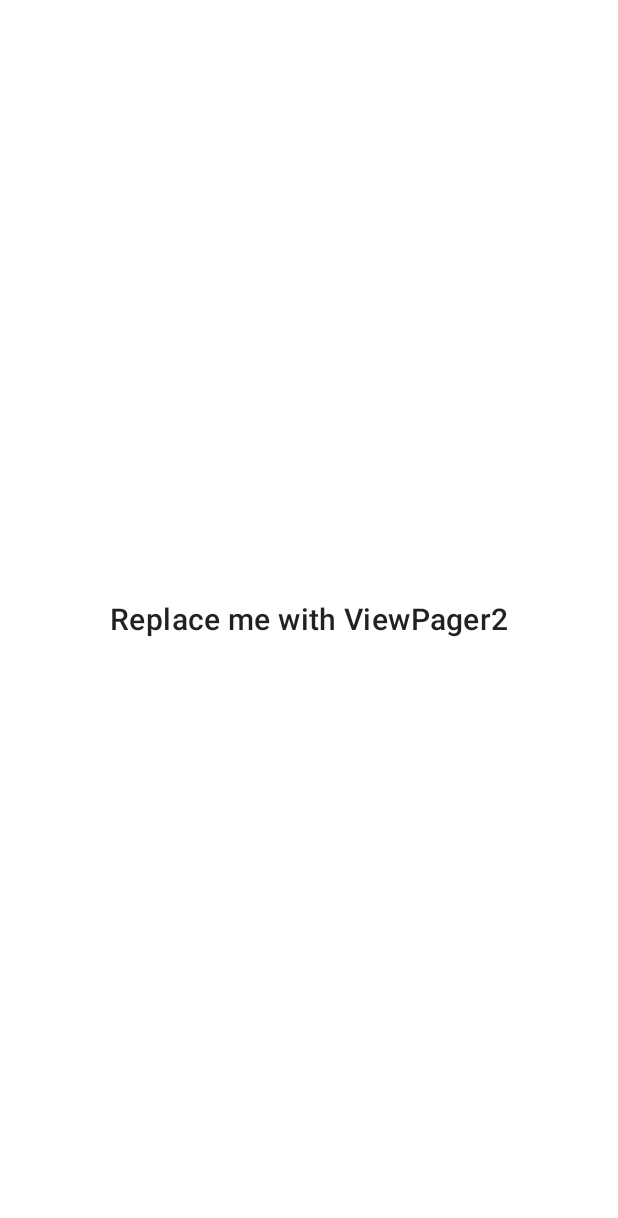
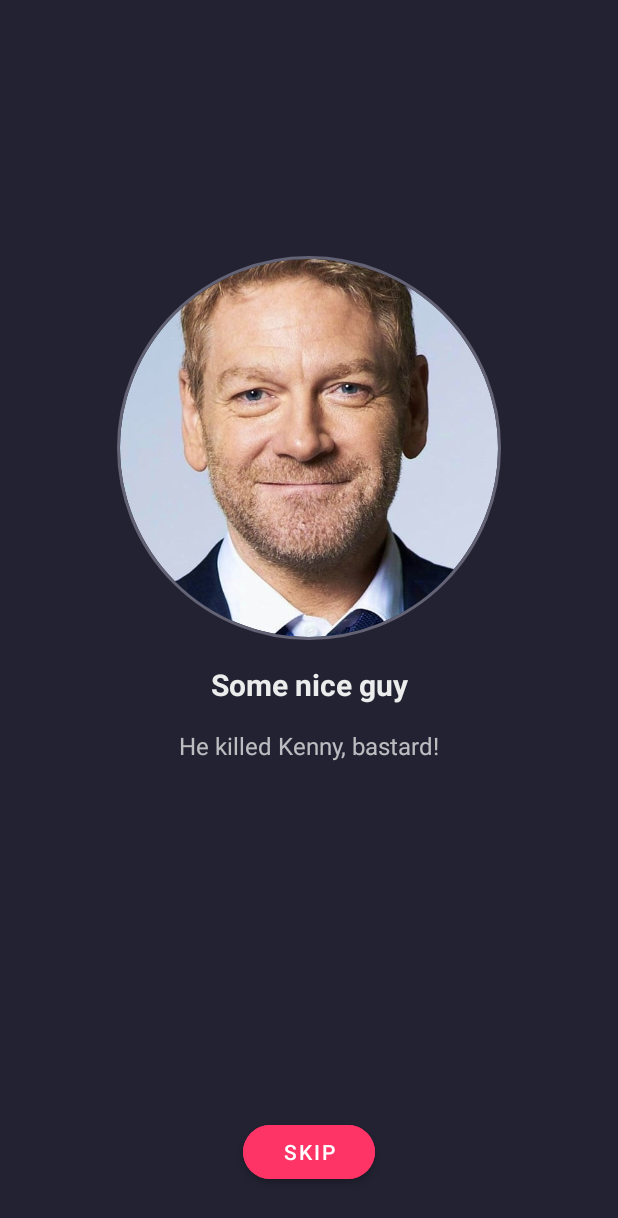
Before and after one commit to Zelyder/test47_viewpager2, an Android app: the screen it shows after launch (MainActivity), on a phone screen of 412 x 824 dp. Shown: the top 1218 px of the screen. Run offline under Robolectric (Android 15) with nearby library versions, the phone set to English and light mode, and no system bars; our stand-ins replace CircleImageView.

Commit message:
ViewPager2 with StateFragmentAdapter added.

```diff
--- a/app/src/main/java/ru/webanimal/test47_viewpager2/MainActivity.kt
+++ b/app/src/main/java/ru/webanimal/test47_viewpager2/MainActivity.kt
@@ -10,7 +10,7 @@ class MainActivity : AppCompatActivity() {
 
 		if (savedInstanceState == null) {
 			supportFragmentManager.beginTransaction()
-				.replace(R.id.container, PagerHostFragment.create())
+				.replace(R.id.container, OnboardingHostFragment.create())
 				.addToBackStack(null)
 				.commit()
 		}
--- /dev/null
+++ b/app/src/main/java/ru/webanimal/test47_viewpager2/OnboardingAdapter.kt
@@ -0,0 +1,18 @@
+package ru.webanimal.test47_viewpager2
+
+import androidx.fragment.app.Fragment
+import androidx.viewpager2.adapter.FragmentStateAdapter
+
+class OnboardingAdapter(
+		hostFragment: Fragment,
+		private val pages: List<Page>
+) : FragmentStateAdapter(hostFragment) {
+
+	override fun getItemCount(): Int = pages.size
+
+	override fun createFragment(position: Int): Fragment = OnboardingPageFragment.create(
+			avatarResId = pages[position].avatarResId,
+			title = pages[position].title,
+			subtitle = pages[position].subtitle
+	)
+}
--- /dev/null
+++ b/app/src/main/java/ru/webanimal/test47_viewpager2/OnboardingHostFragment.kt
@@ -0,0 +1,51 @@
+package ru.webanimal.test47_viewpager2
+
+import android.os.Bundle
+import android.view.LayoutInflater
+import android.view.View
+import android.view.ViewGroup
+import androidx.fragment.app.Fragment
+import androidx.recyclerview.widget.RecyclerView
+import androidx.viewpager2.adapter.FragmentStateAdapter
+import androidx.viewpager2.widget.ViewPager2
+
+class OnboardingHostFragment : Fragment() {
+
+    private var pager: ViewPager2? = null
+
+    override fun onCreateView(
+        inflater: LayoutInflater,
+        container: ViewGroup?,
+        savedInstanceState: Bundle?
+    ): View? {
+
+        return inflater.inflate(R.layout.viewpager_host_fragment, container, false)
+    }
+
+    override fun onViewCreated(view: View, savedInstanceState: Bundle?) {
+        super.onViewCreated(view, savedInstanceState)
+
+        pager = view.findViewById(R.id.pager)
+        pager?.adapter = OnboardingAdapter(this, preparePages())
+    }
+
+    private fun preparePages(): List<Page> {
+        val avatars = arrayOf(
+                R.drawable.img_portrait_page_01,
+                R.drawable.img_portrait_page_02,
+                R.drawable.img_portrait_page_03,
+        )
+        val titles = resources.getStringArray(R.array.onboarding_page_titles)
+        val subtitles = resources.getStringArray(R.array.onboarding_page_subtitles)
+
+        var pages: MutableList<Page> = mutableListOf()
+        for (i in avatars.indices) {
+            pages.add(Page(avatars[i], titles[i], subtitles[i]))
+        }
+        return pages
+    }
+
+    companion object {
+        fun create(): OnboardingHostFragment = OnboardingHostFragment()
+    }
+}
--- a/app/src/main/java/ru/webanimal/test47_viewpager2/OnboardingPageFragment.kt
+++ b/app/src/main/java/ru/webanimal/test47_viewpager2/OnboardingPageFragment.kt
@@ -35,9 +35,9 @@ class OnboardingPageFragment : Fragment() {
 
     companion object {
         fun create(
+            avatarResId: Int,
             title: String,
-            subtitle: String,
-            avatarResId: Int
+            subtitle: String
         ): OnboardingPageFragment {
 
             return OnboardingPageFragment().apply {
--- /dev/null
+++ b/app/src/main/java/ru/webanimal/test47_viewpager2/Page.kt
@@ -0,0 +1,3 @@
+package ru.webanimal.test47_viewpager2
+
+data class Page(val avatarResId: Int, val title: String, val subtitle: String)
--- a/app/src/main/java/ru/webanimal/test47_viewpager2/PagerHostFragment.kt
+++ /dev/null
@@ -1,35 +0,0 @@
-package ru.webanimal.test47_viewpager2
-
-import android.os.Bundle
-import android.view.LayoutInflater
-import android.view.View
-import android.view.ViewGroup
-import androidx.fragment.app.Fragment
-
-class PagerHostFragment : Fragment() {
-
-    override fun onCreateView(
-        inflater: LayoutInflater,
-        container: ViewGroup?,
-        savedInstanceState: Bundle?
-    ): View? {
-
-        return inflater.inflate(R.layout.viewpager_host_fragment, container, false)
-    }
-
-    override fun onViewCreated(view: View, savedInstanceState: Bundle?) {
-        super.onViewCreated(view, savedInstanceState)
-
-        val avatars = arrayOf(
-            R.drawable.img_portrait_page_01,
-            R.drawable.img_portrait_page_02,
-            R.drawable.img_portrait_page_03,
-        )
-        val titles = resources.getStringArray(R.array.onboarding_page_titles)
-        val subtitles = resources.getStringArray(R.array.onboarding_page_subtitles)
-    }
-
-    companion object {
-        fun create(): PagerHostFragment = PagerHostFragment()
-    }
-}
--- a/app/src/main/res/layout/viewpager_host_fragment.xml
+++ b/app/src/main/res/layout/viewpager_host_fragment.xml
@@ -6,10 +6,11 @@
     android:layout_height="match_parent"
     >
 
-    <TextView style="@style/TextAppearance.MaterialComponents.Headline6"
-        android:layout_width="wrap_content"
-        android:layout_height="wrap_content"
-        android:text="Replace me with ViewPager2"
+    <androidx.viewpager2.widget.ViewPager2
+        android:id="@+id/pager"
+        android:layout_width="match_parent"
+        android:layout_height="match_parent"
+        android:orientation="horizontal"
         app:layout_constraintBottom_toBottomOf="parent"
         app:layout_constraintLeft_toLeftOf="parent"
         app:layout_constraintRight_toRightOf="parent"
```
